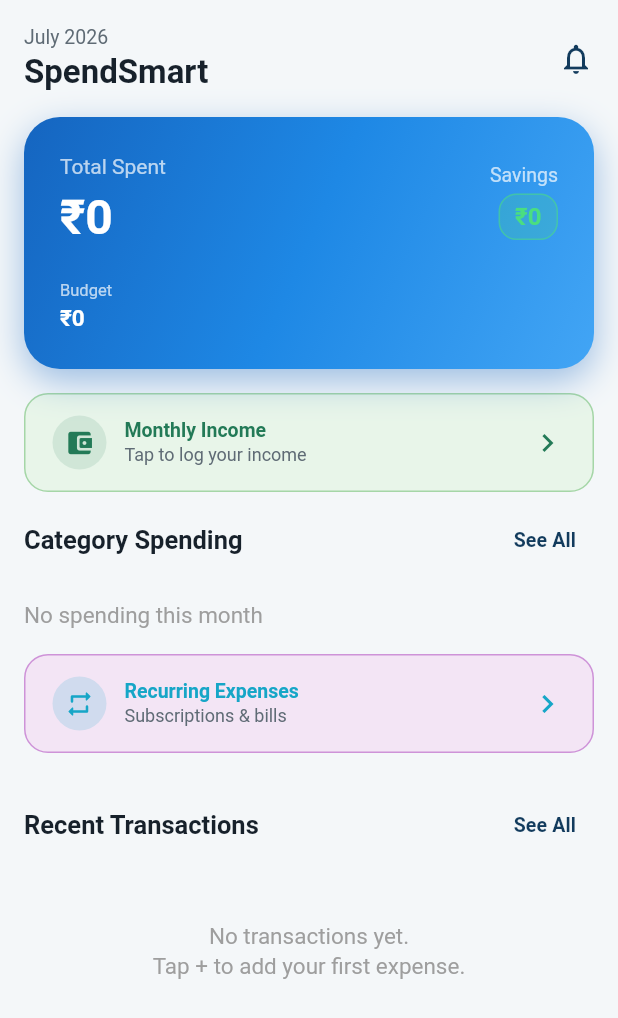
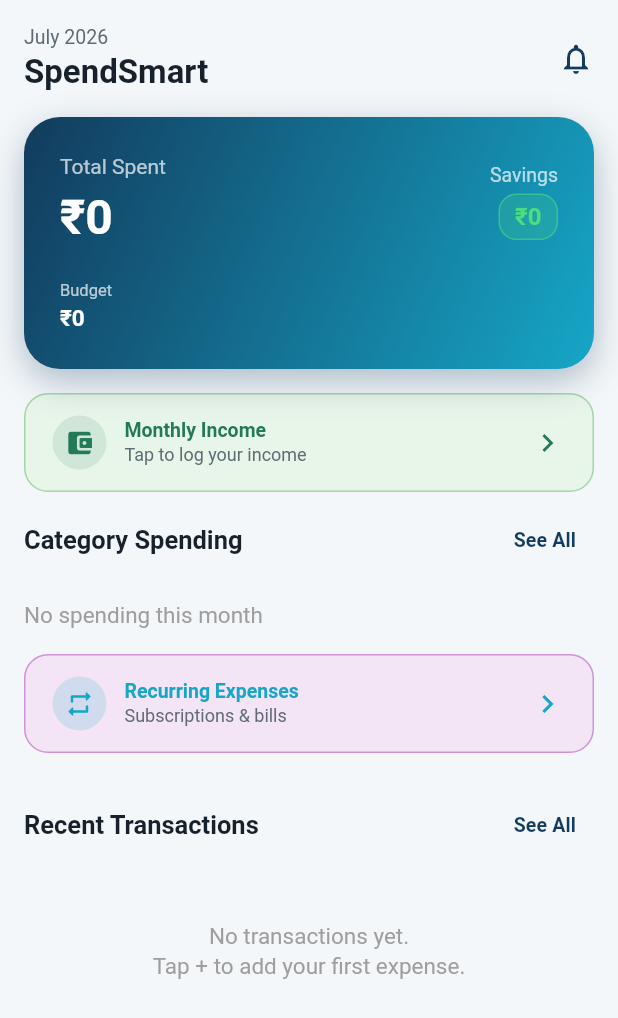
Before and after one commit to Siddesh-bype/SpendSmart, a Flutter app: the HomeScreen screen opened directly, on a phone screen of 412 x 824 dp. Shown: the top 1018 px of the screen. Run offline on Flutter 3.47's test engine with Material 3 defaults, Android fonts, the phone set to English and light mode, and no system bars; our stand-ins replace csv, file_picker, fl_chart, flutter_riverpod, flutter_slidable, hive and 5 more; missing offline and left inert: syncfusion_flutter_pdf; accounts and stored records are empty.

Commit message:
perf+ux: parse imports off the UI thread, stop re-asking for the AI token
Heavy work moves off the main isolate: PDF text extraction and CSV
tokenizing run in compute(), and an import writes the box once with
putAll instead of one await per row. Categorization stays on the main
thread because the merchant-memory lookup closes over Hive state and
cannot cross an isolate boundary.

The token felt mandatory on every visit because the saved value was
prefilled into an obscured field, so it looked empty. It is now left
blank with a "Saved" hint, and saving blank keeps the stored token.
Consent is remembered via "Don't ask again", revocable in Settings, and
reset on disconnect.

Co-Authored-By: Claude Sonnet 5 <noreply@anthropic.com>

```diff
--- a/lib/models/app_settings.dart
+++ b/lib/models/app_settings.dart
@@ -6,6 +6,7 @@ class AppSettings {
   final int startingDayOfMonth;
   final String aiWorkerUrl;
   final String aiProxyToken;
+  final bool aiCategorizeConsent;
 
   AppSettings({
     this.currency = '₹',
@@ -15,6 +16,7 @@ class AppSettings {
     this.startingDayOfMonth = 1,
     this.aiWorkerUrl = '',
     this.aiProxyToken = '',
+    this.aiCategorizeConsent = false,
   });
 
   AppSettings copyWith({
@@ -25,6 +27,7 @@ class AppSettings {
     int? startingDayOfMonth,
     String? aiWorkerUrl,
     String? aiProxyToken,
+    bool? aiCategorizeConsent,
   }) {
     return AppSettings(
       currency: currency ?? this.currency,
@@ -34,6 +37,7 @@ class AppSettings {
       startingDayOfMonth: startingDayOfMonth ?? this.startingDayOfMonth,
       aiWorkerUrl: aiWorkerUrl ?? this.aiWorkerUrl,
       aiProxyToken: aiProxyToken ?? this.aiProxyToken,
+      aiCategorizeConsent: aiCategorizeConsent ?? this.aiCategorizeConsent,
     );
   }
 }
--- a/lib/screens/home_screen.dart
+++ b/lib/screens/home_screen.dart
@@ -12,7 +12,9 @@ import '../models/category.dart';
 import '../models/budget.dart';
 import '../widgets/expense_tile.dart';
 import '../widgets/edit_expense_sheet.dart';
+import '../widgets/money_text.dart';
 import '../utils/constants.dart';
+import '../utils/design.dart';
 import '../utils/date_extension.dart';
 import 'pending_screen.dart';
 import 'transactions_screen.dart';
@@ -266,24 +268,20 @@ class _HomeScreenState extends ConsumerState<HomeScreen> {
                 child: Container(
                   decoration: BoxDecoration(
                     gradient: const LinearGradient(
-                      colors: [
-                        Color(0xFF1565C0),
-                        Color(0xFF1E88E5),
-                        Color(0xFF42A5F5),
-                      ],
+                      colors: [AppColors.primary, AppColors.accent],
                       begin: Alignment.topLeft,
                       end: Alignment.bottomRight,
                     ),
-                    borderRadius: BorderRadius.circular(24),
+                    borderRadius: AppRadius.lgAll,
                     boxShadow: [
                       BoxShadow(
-                        color: const Color(0xFF1565C0).withValues(alpha: 0.4),
+                        color: AppColors.primary.withValues(alpha: 0.32),
                         blurRadius: 20,
                         offset: const Offset(0, 8),
                       ),
                     ],
                   ),
-                  padding: const EdgeInsets.all(24),
+                  padding: const EdgeInsets.all(AppSpacing.xl),
                   child: Column(
                     crossAxisAlignment: CrossAxisAlignment.start,
                     children: [
@@ -305,13 +303,12 @@ class _HomeScreenState extends ConsumerState<HomeScreen> {
                                 FittedBox(
                                   fit: BoxFit.scaleDown,
                                   alignment: Alignment.centerLeft,
-                                  child: Text(
-                                    '${settings.currency}${NumberFormat('#,##0').format(totalSpent)}',
-                                    style: const TextStyle(
-                                      color: Colors.white,
-                                      fontSize: 32,
-                                      fontWeight: FontWeight.bold,
-                                    ),
+                                  child: MoneyText(
+                                    totalSpent,
+                                    currency: settings.currency,
+                                    size: AppType.display,
+                                    weight: FontWeight.bold,
+                                    color: Colors.white,
                                   ),
                                 ),
                               ],
--- a/lib/services/storage_service.dart
+++ b/lib/services/storage_service.dart
@@ -68,6 +68,11 @@ class StorageService {
 
   Future<void> saveExpense(Expense expense) async {
     await expenseBox.put(expense.id, expense);
+  }
+
+  /// One box write for a whole import instead of N awaits.
+  Future<void> saveExpenses(Iterable<Expense> expenses) async {
+    await expenseBox.putAll({for (final e in expenses) e.id: e});
   }
 
   Future<void> deleteExpense(String id) async {
```
Also changed, not shown: lib/providers/app_settings_provider.dart (+15 -1 lines), lib/providers/expense_provider.dart (+3 -8 lines), lib/screens/pending_screen.dart (+31 -9 lines), lib/screens/settings_screen.dart (+25 -4 lines), lib/services/csv_import_service.dart (+33 -3 lines), lib/services/pdf_import_service.dart (+14 -7 lines), 1 other file.
